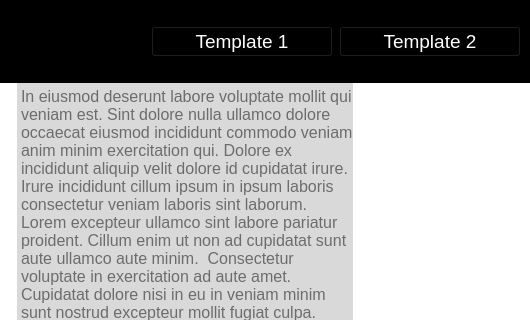
The window that template.ui (Melvins45/PySide2-Template) describes before a commit, drawn with Qt 5; both pictures show x 160 to 690 and y 0 to 320 of the 690 by 496 pixel window.
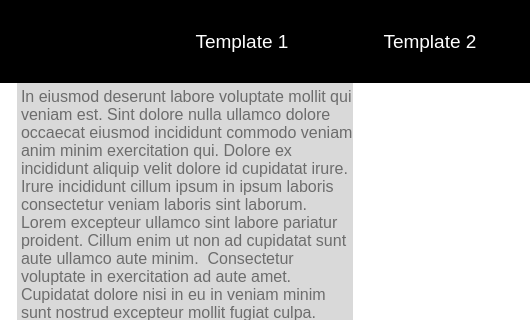
The same window after the commit. Icons and pictures are not drawn.

```diff
--- a/template.ui
+++ b/template.ui
@@ -81,7 +81,7 @@
            </font>
           </property>
           <property name="styleSheet">
-           <string notr="true">background-color: rgb(0, 0, 0);
+           <string notr="true">border: none;
 color: rgb(255, 255, 255);</string>
           </property>
           <property name="text">
@@ -97,7 +97,7 @@
            </font>
           </property>
           <property name="styleSheet">
-           <string notr="true">background-color: rgb(0, 0, 0);
+           <string notr="true">border: none; 
 color: rgb(255, 255, 255);</string>
           </property>
           <property name="text">
```
Left out of the diff: 14 changed lines with no effect on the pictures.
